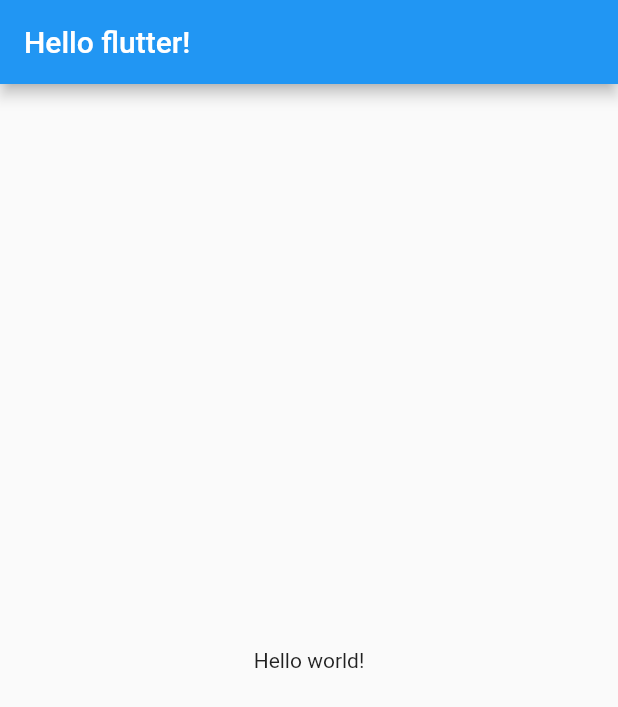
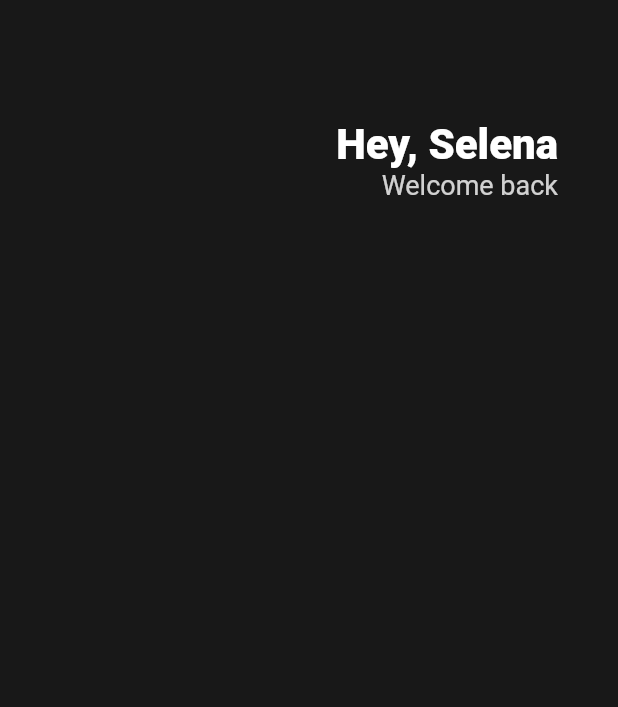
Before and after one commit to hyungraelee/Flutter_basic, a Flutter app: the screen it shows after launch, on a phone screen of 412 x 824 dp. Shown: the top 707 px of the screen. Run offline on Flutter 3.47's test engine with Material 2 defaults, Android fonts, the phone set to English and light mode, and no system bars.

Commit message:
3.0 Header(nomadcoders)

```diff
--- a/toonflix/lib/main.dart
+++ b/toonflix/lib/main.dart
@@ -10,13 +10,42 @@
   Widget build(BuildContext context) {
     return MaterialApp(
       home: Scaffold(
-        appBar: AppBar(
-          title: Text('Hello flutter!'),
-        ),
-        body: Center(
-          child: Text('Hello world!'),
-        ),
-      ),
+          backgroundColor: Color(0XFF181818),
+          body: Padding(
+            padding: EdgeInsets.symmetric(horizontal: 40),
+            child: Column(
+              children: [
+                SizedBox(
+                  height: 80,
+                ),
+                Row(
+                  mainAxisAlignment: MainAxisAlignment.end,
+                  children: [
+                    Column(
+                      crossAxisAlignment: CrossAxisAlignment.end,
+                      children: [
+                        Text(
+                          'Hey, Selena',
+                          style: TextStyle(
+                            color: Colors.white,
+                            fontSize: 28,
+                            fontWeight: FontWeight.w800,
+                          ),
+                        ),
+                        Text(
+                          'Welcome back',
+                          style: TextStyle(
+                            color: Colors.white.withOpacity(0.8),
+                            fontSize: 18,
+                          ),
+                        ),
+                      ],
+                    )
+                  ],
+                )
+              ],
+            ),
+          )),
     );
   }
 }
```
